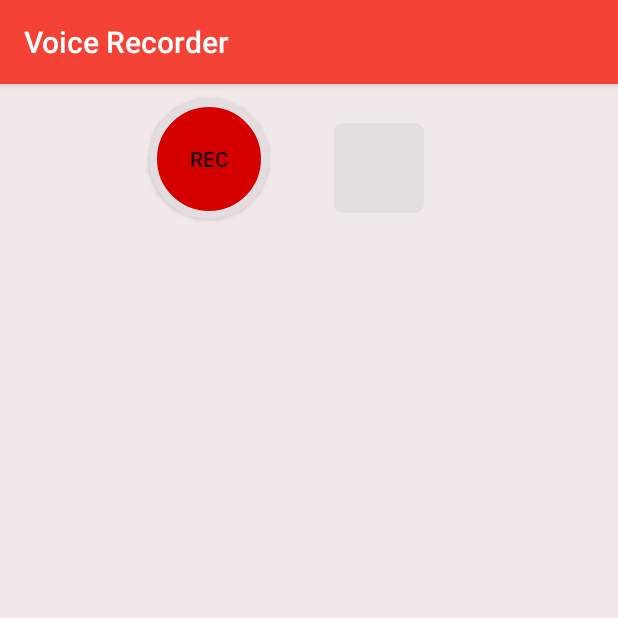
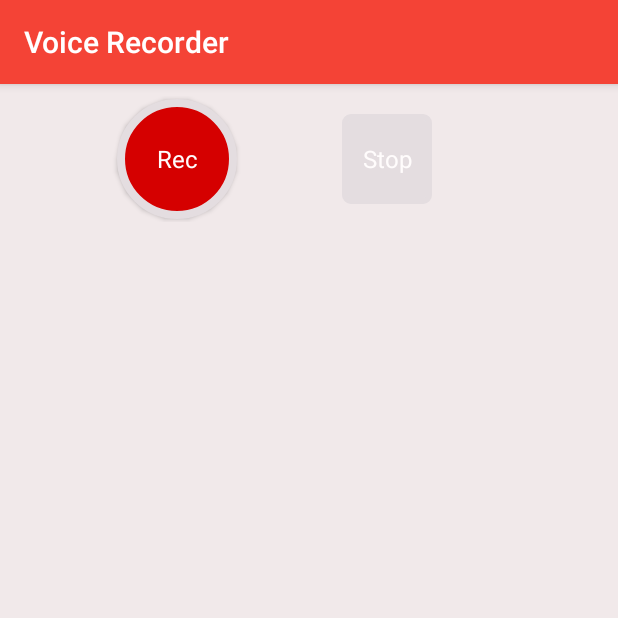
Before and after one commit to naaderi/Voice_Recorder, an Android app: the screen it shows after launch (MainActivity), on a phone screen of 412 x 824 dp, the top half of it. Run offline under Robolectric (Android 15) with nearby library versions, the phone set to English and light mode, and no system bars.

Commit message:
some new style and color and dimens

```diff
--- a/app/src/main/java/com/android/voicerecorder/MainActivity.java
+++ b/app/src/main/java/com/android/voicerecorder/MainActivity.java
@@ -37,33 +37,26 @@ public class MainActivity extends BaseActivity implements View.OnClickListener {
         super.onCreate(savedInstanceState);
         setContentView(R.layout.activity_main);
         findViews();
+        getData();
 
+        mRecordButton.setOnClickListener(this);
+        mStopRecordButton.setOnClickListener(this);
+        setButtonStatus(mStopRecordButton, false);
+
+      //  CollectRecordedVoice mVoice = new CollectRecordedVoice();
+        //mVoice.CollectAllRecordedVoice(mContext);
+    }
+
+    private void getData() {
         if (getRecordedVoiceList() != null) {
             initAdapter(mVoiceRecordedModels);
             initRecyclerView(mVoiceAdapter);
         }
-
-        mRecordButton.setOnClickListener(this);
-        mStopRecordButton.setOnClickListener(this);
-
-        setButtonStatus(mStopRecordButton, false);
-        //     mStopRecordButton.setEnabled(false);
-        //  setButtonDisable(mStopRecordButton);
-        //  setButtonDisable(mPlayButton);
-        //  mStopPlayButton.setEnabled(false);
-        //  setButtonDisable(mStopPlayButton);
-
-        CollectRecordedVoice mVoice = new CollectRecordedVoice();
-        mVoice.CollectAllRecordedVoice(mContext);
     }
 
     private List<VoiceRecordedModel> getRecordedVoiceList() {
         CollectRecordedVoice voice = new CollectRecordedVoice();
         mVoiceRecordedModels = voice.CollectAllRecordedVoice(mContext);
-        //   Toast.makeText(mContext, "voice record: " + mVoiceRecordedModels + "", Toast.LENGTH_SHORT).show();
-//        if (!mVoiceRecordedModels.isEmpty()) {
-//            initAdapter(mVoiceRecordedModels);
-//        }
         return mVoiceRecordedModels;
     }
 
@@ -103,7 +96,7 @@ public class MainActivity extends BaseActivity implements View.OnClickListener {
                 startRecording();
                 break;
             case R.id.stopRecord_button: {
-                initAdapter(mVoiceRecordedModels);
+                getData();
                 stopRecording();
                 break;
             }
@@ -145,10 +138,6 @@ public class MainActivity extends BaseActivity implements View.OnClickListener {
         mediaRecorder.stop();
         setButtonStatus(mRecordButton, true);
         setButtonStatus(mStopRecordButton, false);
-        // setButtonDisable(mStopRecordButton);
-        // setButtonEnable(mPlayButton);
-        // setButtonEnable(mRecordButton);
-        //   setButtonDisable(mStopPlayButton);
     }
 
     @Override
--- a/app/src/main/res/layout/activity_main.xml
+++ b/app/src/main/res/layout/activity_main.xml
@@ -1,45 +1,31 @@
 <?xml version="1.0" encoding="utf-8"?>
 <ScrollView xmlns:android="http://schemas.android.com/apk/res/android"
-    android:layout_width="match_parent"
-    android:layout_height="match_parent"
-    android:background="@color/light_background">
+    style="@style/scrollview">
 
-    <LinearLayout
-        android:layout_width="match_parent"
-        android:layout_height="wrap_content"
-        android:orientation="vertical">
+    <LinearLayout style="@style/linearlayout_vertical">
 
-        <RelativeLayout
-            android:id="@+id/recordLayout"
-            android:layout_width="match_parent"
-            android:layout_height="100dp">
+        <LinearLayout style="@style/linearlayout_bottons">
 
             <Button
                 android:id="@+id/record_button"
+                style="@style/buttons"
                 android:layout_width="@dimen/record_button_size"
                 android:layout_height="@dimen/record_button_size"
-                android:layout_alignParentLeft="true"
-                android:layout_alignParentStart="true"
-                android:layout_centerVertical="true"
-                android:layout_marginLeft="99dp"
-                android:layout_marginStart="99dp"
                 android:background="@drawable/record_button_status"
-                android:text="@string/record_button" />
+                android:text="@string/record_button"
+                android:textAppearance="@style/text_button_style" />
 
             <Button
                 android:id="@+id/stopRecord_button"
+                style="@style/buttons"
                 android:layout_width="@dimen/pause_button_width_height"
                 android:layout_height="@dimen/pause_button_width_height"
-                android:layout_alignBaseline="@+id/record_button"
-                android:layout_alignBottom="@+id/record_button"
-                android:layout_marginLeft="43dp"
-                android:layout_marginStart="43dp"
-                android:layout_toEndOf="@+id/record_button"
-                android:layout_toRightOf="@+id/record_button"
-                android:background="@drawable/stop_record_statuse" />
-        </RelativeLayout>
+                android:background="@drawable/stop_record_statuse"
+                android:text="@string/stop_record"
+                android:textAppearance="@style/text_button_style" />
+        </LinearLayout>
 
-        <RelativeLayout
+        <LinearLayout
             android:layout_width="match_parent"
             android:layout_height="match_parent">
 
@@ -48,6 +34,6 @@
                 android:layout_width="match_parent"
                 android:layout_height="match_parent"
                 android:background="@color/gray_record_button" />
-        </RelativeLayout>
+        </LinearLayout>
     </LinearLayout>
 </ScrollView>
--- /dev/null
+++ b/app/src/main/res/values-v17/styles.xml
@@ -0,0 +1,10 @@
+<?xml version="1.0" encoding="utf-8"?>
+<resources>
+
+    <style name="buttons">
+        <item name="android:layout_gravity">center_vertical</item>
+        <item name="android:layout_marginLeft">@dimen/margin_left_buttons</item>
+        <item name="android:textAlignment">center</item>
+
+    </style>
+</resources>
```
Also changed, not shown: app/src/main/res/layout/voice_list_item.xml (+11 -14 lines).
